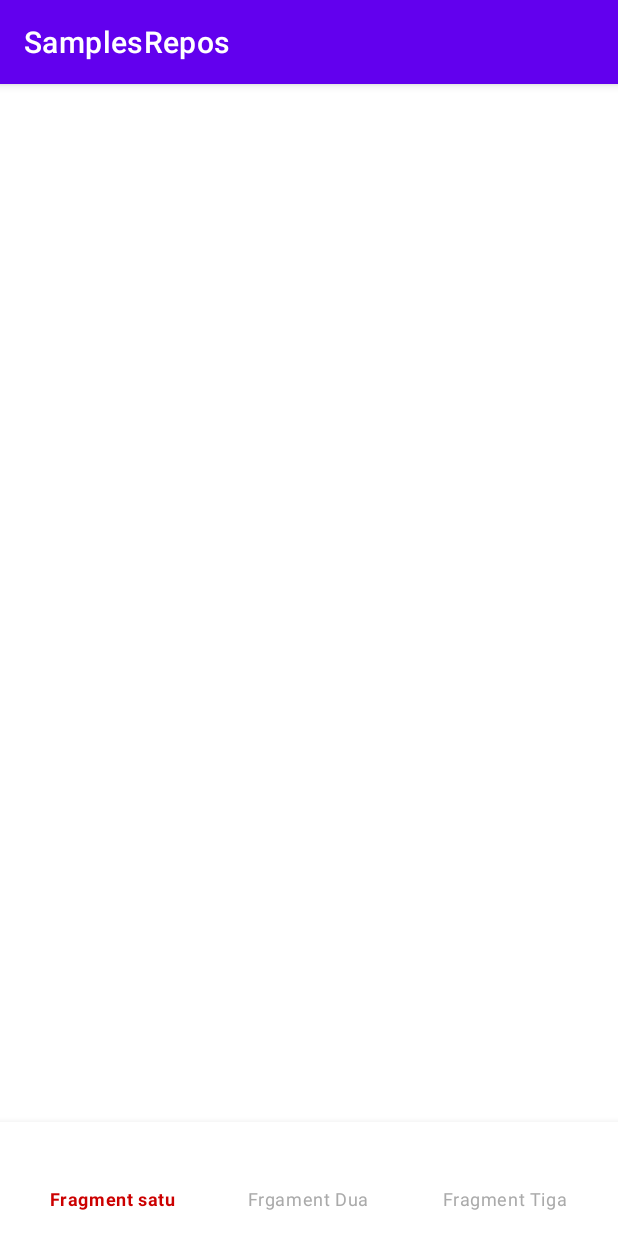
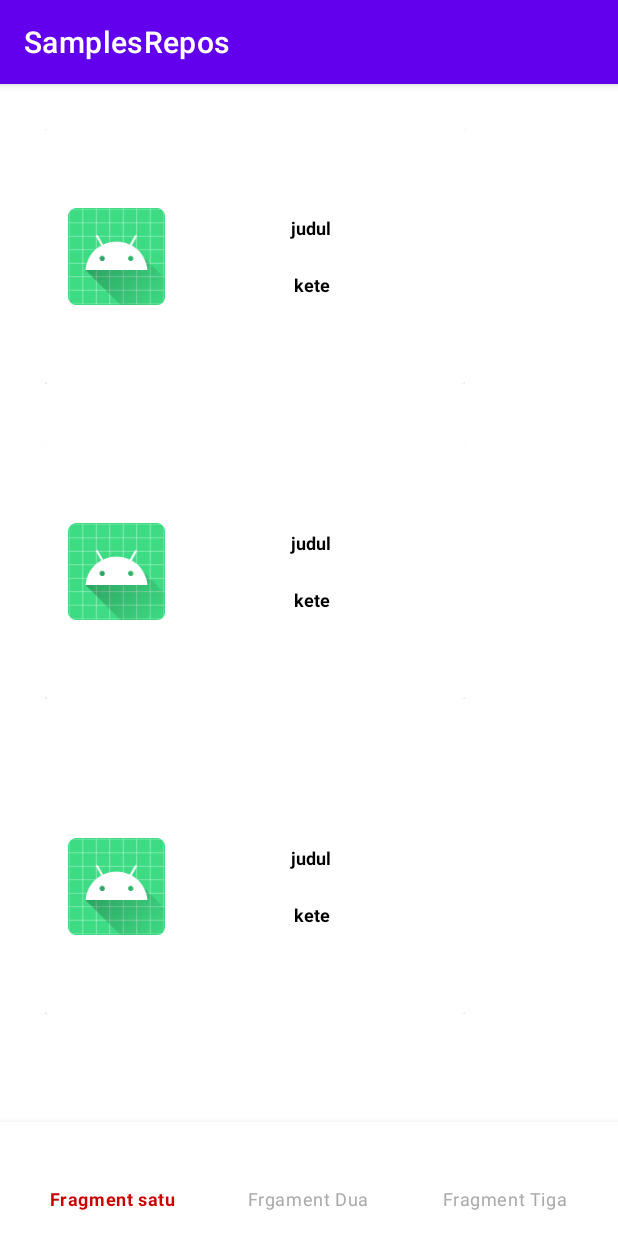
Before and after one commit to CindoddCindy/samples, an Android app: the screen it shows after launch (BottomNavLayout), on a phone screen of 412 x 824 dp. Run offline under Robolectric (Android 15) with nearby library versions, the phone set to English and light mode, and no system bars; pictures from the network do not load.

Commit message:
belum rapi

```diff
--- a/rvFragment/app/src/main/java/com/example/samplesrepos/view/fragment/FragmentSatu.java
+++ b/rvFragment/app/src/main/java/com/example/samplesrepos/view/fragment/FragmentSatu.java
@@ -77,7 +77,9 @@ public class FragmentSatu extends Fragment {
         recyclerView =view.findViewById(R.id.rv_ini);
        // recyclerView.setLayoutManager(new LinearLayoutManager(getActivity(),LinearLayoutManager.HORIZONTAL,false));
 
-         LinearLayoutManager linearLayoutManager = new LinearLayoutManager(getActivity());
+        // LinearLayoutManager linearLayoutManager = new LinearLayoutManager(getActivity());
+        recyclerView.setLayoutManager(new LinearLayoutManager(getContext()));
+        //
 
 
         isiFrgamentSatuList = new ArrayList<>();
--- a/rvFragment/app/src/main/res/layout/adapterfragmentsatu.xml
+++ b/rvFragment/app/src/main/res/layout/adapterfragmentsatu.xml
@@ -7,7 +7,7 @@
         android:layout_margin="10dp"
         android:padding="10dp"
         android:layout_width="match_parent"
-        android:layout_height="match_parent"
+        android:layout_height="wrap_content"
         android:orientation="vertical">
         <androidx.cardview.widget.CardView
             android:layout_width="match_parent"
```
